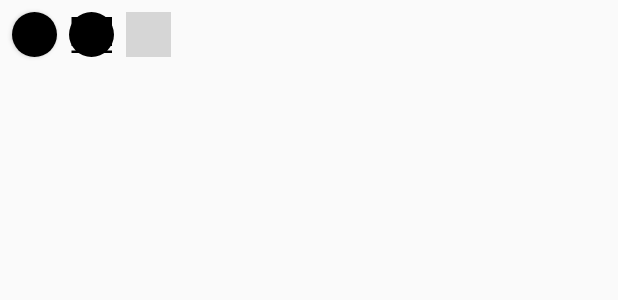
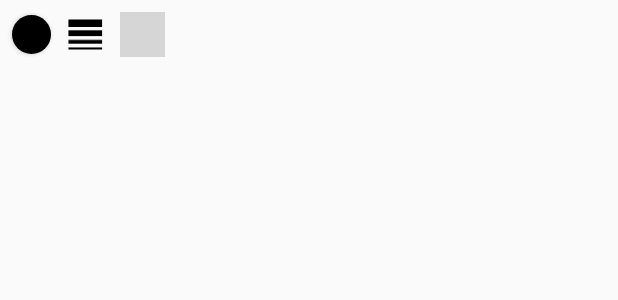
Before and after one commit to sun98/EE447-Lab, an Android app: the layout activity_main.xml on its own in the app's theme, with its tools: preview values and no code run, on a phone screen of 412 x 824 dp. Shown: the top 300 px of the screen. Run offline under Robolectric (Android 15) with nearby library versions, the phone set to English and light mode, and no system bars; grey boxes are pictures that could not be loaded.

Commit message:
- brush mode changeable - bug fixed

```diff
--- a/app/src/main/res/drawable/shape_color.xml
+++ b/app/src/main/res/drawable/shape_color.xml
@@ -1,6 +1,5 @@
 <?xml version="1.0" encoding="utf-8"?>
 <shape xmlns:android="http://schemas.android.com/apk/res/android"
     android:shape="rectangle">
-    <corners android:radius="15dp" />
-    <!--<solid android:color="@color/black" />-->
+    <corners android:radius="13dp" />
 </shape>
--- a/app/src/main/res/layout/activity_main.xml
+++ b/app/src/main/res/layout/activity_main.xml
@@ -12,14 +12,15 @@
         android:layout_width="match_parent"
         android:layout_height="wrap_content"
         android:orientation="horizontal"
+        android:gravity="center_vertical"
         app:layout_constraintEnd_toEndOf="parent"
         app:layout_constraintStart_toStartOf="parent"
         app:layout_constraintTop_toTopOf="parent">
 
         <Button
             android:id="@+id/btn_color"
-            android:layout_width="30dp"
-            android:layout_height="30dp"
+            android:layout_width="26dp"
+            android:layout_height="26dp"
             android:layout_marginBottom="8dp"
             android:layout_marginStart="8dp"
             android:layout_marginTop="8dp"
@@ -32,8 +33,7 @@
             android:layout_marginBottom="8dp"
             android:layout_marginStart="8dp"
             android:layout_marginTop="8dp"
-            android:src="@drawable/ic_format_line_weight_black_36dp"
-            android:background="@drawable/shape_color" />
+            android:background="@drawable/ic_format_line_weight_black_36dp"/>
 
         <ImageButton
             android:id="@+id/btn_shape"
@@ -42,8 +42,7 @@
             android:layout_marginBottom="8dp"
             android:layout_marginStart="8dp"
             android:layout_marginTop="8dp"
-            android:src="@drawable/ic_brush_black_36dp"
-            android:background="@drawable/shape_color" />
+            android:background="@drawable/ic_brush_black_36dp" />
     </LinearLayout>
 
     <LinearLayout
--- a/app/src/main/res/layout/pop_line_width.xml
+++ b/app/src/main/res/layout/pop_line_width.xml
@@ -8,7 +8,7 @@
     <LinearLayout
         android:id="@+id/width_1"
         android:layout_width="match_parent"
-        android:layout_height="wrap_content"
+        android:layout_height="20dp"
         android:orientation="horizontal">
 
         <TextView
```
